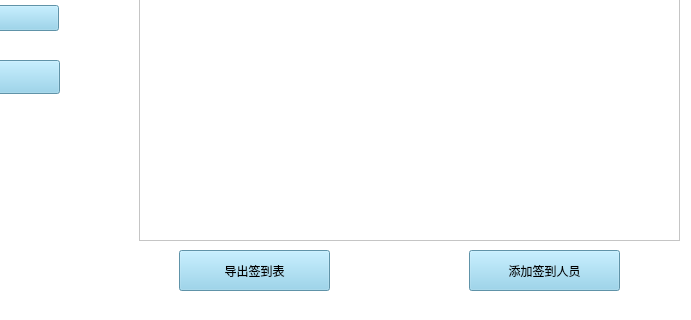
The window that qt/ui/manageAct.ui (hhby666/graduationProject) describes before a commit, drawn with Qt 5; both pictures show x 301 to 992 and y 280 to 600 of the 992 by 600 pixel window.
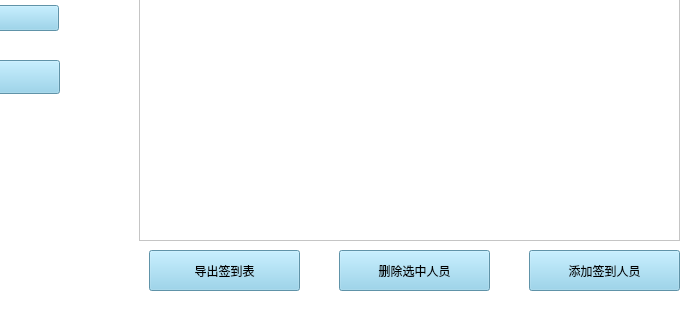
The same window after the commit.

The edit to the form file:
```diff
--- a/qt/ui/manageAct.ui
+++ b/qt/ui/manageAct.ui
@@ -188,7 +188,7 @@
    <widget class="QPushButton" name="output_btn">
     <property name="geometry">
      <rect>
-      <x>480</x>
+      <x>450</x>
       <y>530</y>
       <width>151</width>
       <height>41</height>
@@ -207,7 +207,7 @@
    <widget class="QPushButton" name="addUser_btn">
     <property name="geometry">
      <rect>
-      <x>770</x>
+      <x>830</x>
       <y>530</y>
       <width>151</width>
       <height>41</height>
@@ -252,6 +252,25 @@
      <set>Qt::AlignCenter</set>
     </property>
    </widget>
+   <widget class="QPushButton" name="delete_user_btn">
+    <property name="geometry">
+     <rect>
+      <x>640</x>
+      <y>530</y>
+      <width>151</width>
+      <height>41</height>
+     </rect>
+    </property>
+    <property name="sizePolicy">
+     <sizepolicy hsizetype="Fixed" vsizetype="Fixed">
+      <horstretch>150</horstretch>
+      <verstretch>40</verstretch>
+     </sizepolicy>
+    </property>
+    <property name="text">
+     <string>删除选中人员</string>
+    </property>
+   </widget>
   </widget>
   <widget class="QStatusBar" name="statusbar"/>
  </widget>
```
